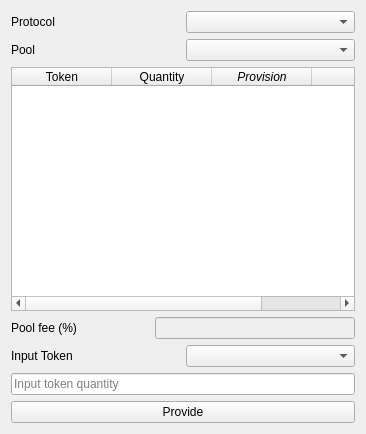
The window that ExistingPoolProvisionDialog.ui (LiquidityProtocol/AMM-Simulator) describes before a commit, drawn with Qt 5.
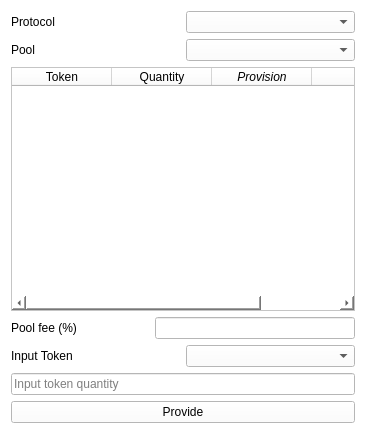
The same window after the commit.

Commit message: Background color changes, button border changes

What changed in the file:
```diff
--- a/ExistingPoolProvisionDialog.ui
+++ b/ExistingPoolProvisionDialog.ui
@@ -13,6 +13,9 @@
   <property name="windowTitle">
    <string>Form</string>
   </property>
+  <property name="styleSheet">
+   <string notr="true">background-color: rgb(255, 255, 255);</string>
+  </property>
   <layout class="QVBoxLayout" name="verticalLayout">
    <item>
     <layout class="QHBoxLayout" name="horizontalLayout_protocol">
```
The commit also changes 12 other files.
